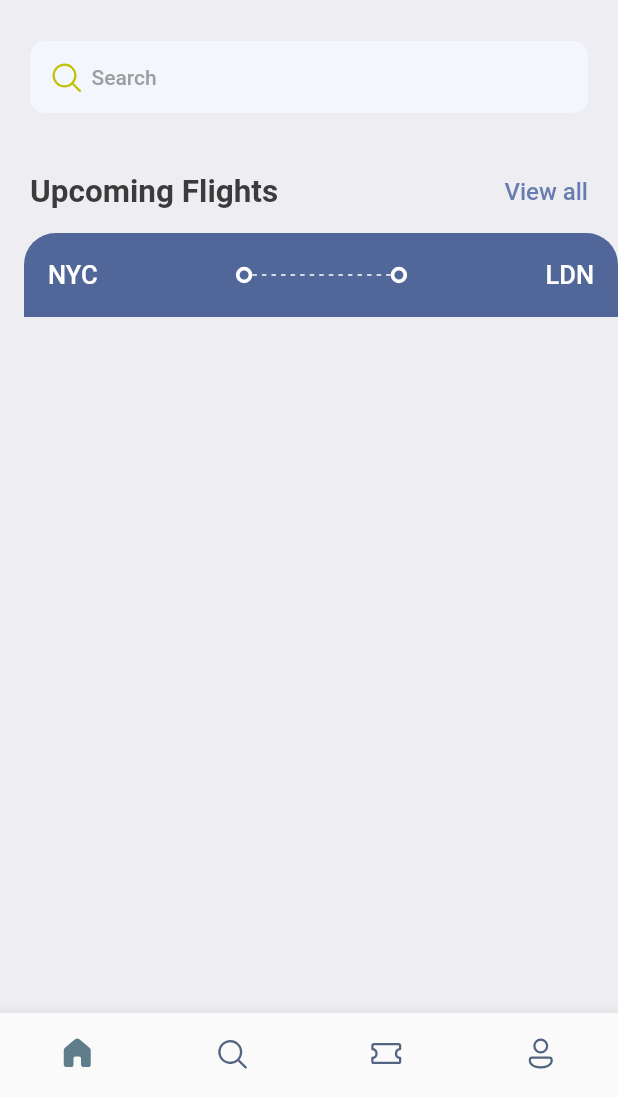
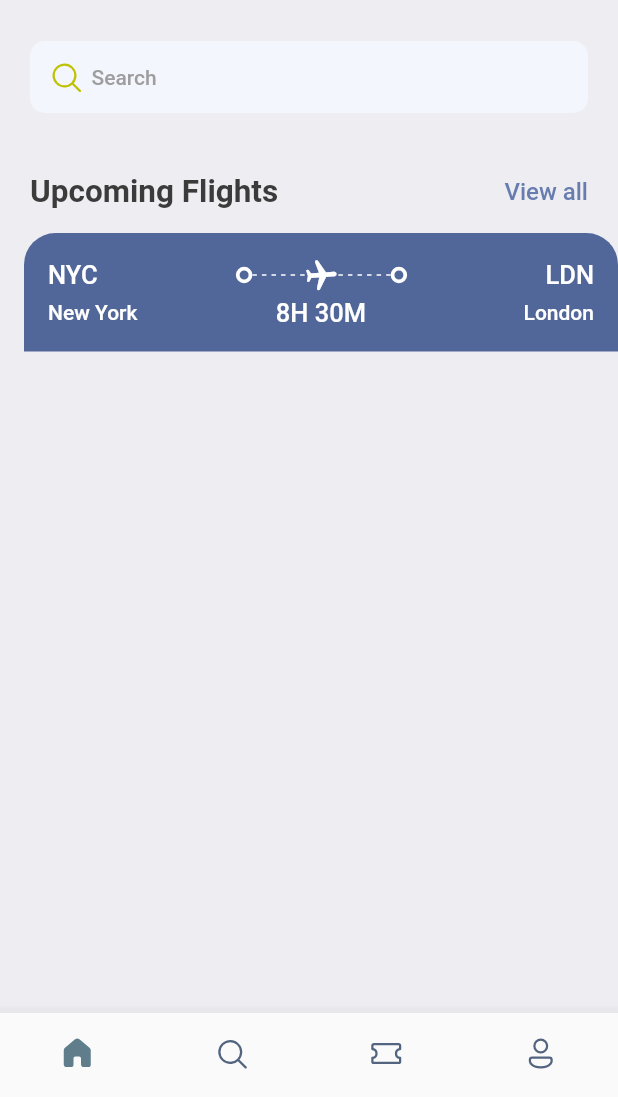
Before and after one commit to avi5079/ticket-booking-app, a Flutter app: the screen it shows after launch, on a phone screen of 412 x 824 dp, the part 139-1236 px from its top. Run offline on Flutter 3.47's test engine with Material 2 defaults, Android fonts, the phone set to English and light mode, and no system bars; our stand-ins replace fluentui_icons, gap.

Commit message:
ticket-view-completed

```diff
--- a/lib/screens/ticket_view.dart
+++ b/lib/screens/ticket_view.dart
@@ -1,5 +1,6 @@
 import 'package:flutter/cupertino.dart';
 import 'package:flutter/material.dart';
+import 'package:gap/gap.dart';
 import 'package:ticket_booking_app/utils/app_styles.dart';
 import 'package:ticket_booking_app/widgets/thick_container.dart';
 
@@ -39,7 +40,8 @@ class TicketView extends StatelessWidget {
                           ),
                           const ThickContainer(),
                           Expanded(
-                              child: SizedBox(
+                              child: Stack(children: [
+                            SizedBox(
                                 height: 24,
                                 child: LayoutBuilder(
                                   builder: (BuildContext context,
@@ -64,12 +66,40 @@ class TicketView extends StatelessWidget {
                                               ))),
                                     );
                                   },
-                                  ))),
+                                )),
+                            Center(
+                              child: Transform.rotate(
+                                  angle: 1.5,
+                                  child: const Icon(Icons.local_airport_rounded,
+                                      color: Colors.white)),
+                            ),
+                          ])),
                           const ThickContainer(),
                           const Spacer(),
                           Text("LDN",
                               style: Styles.headLineStyle3
                                   .copyWith(color: Colors.white)),
+                        ],
+                      ),
+                      const Gap(3),
+                      Row(
+                        mainAxisAlignment: MainAxisAlignment.spaceBetween,
+                        children: [
+                          SizedBox(
+                              width: 100,
+                              child: Text("New York",
+                                  style: Styles.headLineStyle4
+                                      .copyWith(color: Colors.white))),
+                          Text("8H 30M",
+                              style: Styles.headLineStyle3
+                                  .copyWith(color: Colors.white)),
+                          SizedBox(
+                            width: 100,
+                            child: Text("London",
+                                textAlign: TextAlign.end,
+                                style: Styles.headLineStyle4
+                                    .copyWith(color: Colors.white)),
+                          )
                         ],
                       )
                     ],
```
Lines whose indentation alone changed are shown as unchanged.
